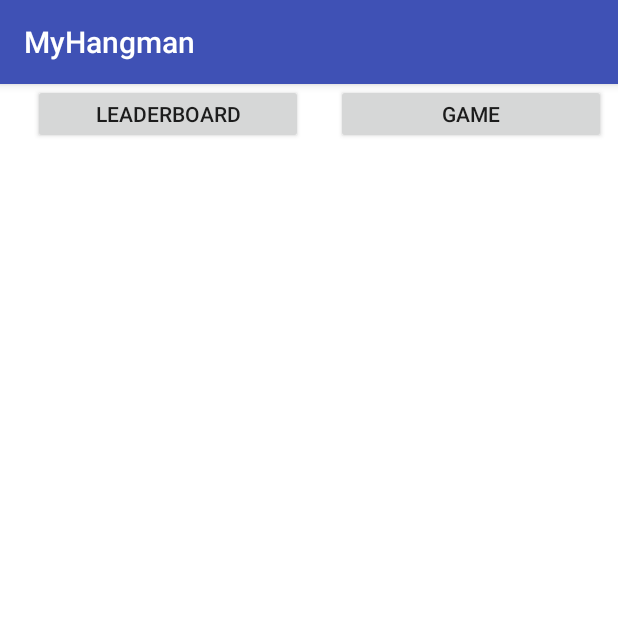
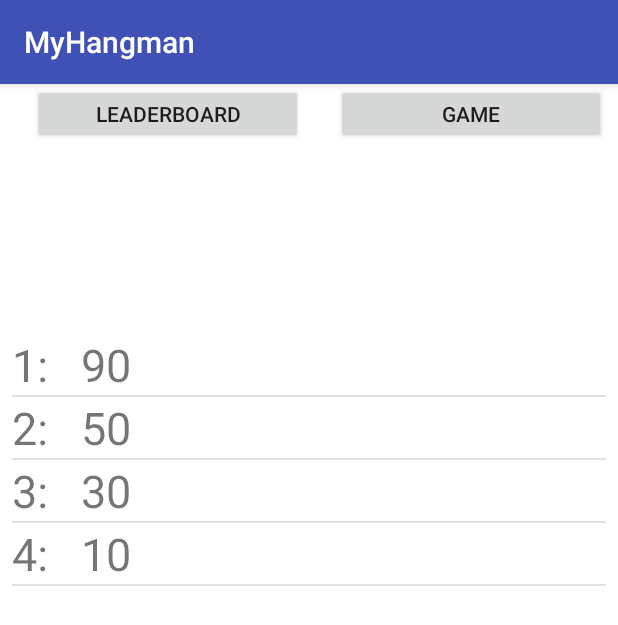
Before and after one commit to kirasm/HangmanApp, an Android app: the screen it shows after launch (MainActivity), after a tap on "LEADERBOARD", on a phone screen of 412 x 824 dp. Shown: the top 625 px of the screen. Run offline under Robolectric (Android 15) with nearby library versions, the phone set to English and light mode, and no system bars.

Commit message:
Score almost implemented

```diff
--- a/app/src/main/java/com/example/rasmus/myhangman/LeaderboardFragment.java
+++ b/app/src/main/java/com/example/rasmus/myhangman/LeaderboardFragment.java
@@ -5,6 +5,13 @@ import android.os.Bundle;
 import android.view.LayoutInflater;
 import android.view.View;
 import android.view.ViewGroup;
+import android.widget.ArrayAdapter;
+import android.widget.ListView;
+import android.widget.SearchView;
+
+import java.util.ArrayList;
+import java.util.Arrays;
+import java.util.Collections;
 
 /**
  * Created by Rasmus-Laptop on 06/11/2017.
@@ -12,10 +19,24 @@ import android.view.ViewGroup;
 
 public class LeaderboardFragment extends Fragment {
 
-    public View onCreateView(LayoutInflater inflater, ViewGroup container,
-                             Bundle savedInstanceState) {
+    public View onCreateView(LayoutInflater inflater, ViewGroup container, Bundle savedInstanceState) {
         // Inflate the layout for this fragment
         View v = inflater.inflate(R.layout.leaderboard_fragment, container, false);
+
+        ListView list = (ListView) v.findViewById(R.id.leaderboard_listview);
+        final String[] stringArray = getResources().getStringArray(R.array.highscores);
+        ArrayList<String> stringArrayList = new ArrayList<>(Arrays.asList(stringArray));
+        Collections.sort(stringArrayList);
+        Collections.reverse(stringArrayList);
+        String[] sortedArray = stringArrayList.toArray(new String[0]);
+        String[] sortedPresentableArray = new String[sortedArray.length];
+        int i = 0;
+        for (String score : sortedArray) {
+            sortedPresentableArray[i] = i+1 + ":   " + score;
+            i++;
+        }
+        final ArrayAdapter<String> aa = new ArrayAdapter(container.getContext(), R.layout.list_item, R.id.text, sortedPresentableArray);
+        list.setAdapter(aa);
 
         return v;
     }
--- a/app/src/main/res/layout/leaderboard_fragment.xml
+++ b/app/src/main/res/layout/leaderboard_fragment.xml
@@ -1,8 +1,15 @@
 <?xml version="1.0" encoding="utf-8"?>
 <android.support.constraint.ConstraintLayout xmlns:android="http://schemas.android.com/apk/res/android"
+    xmlns:app="http://schemas.android.com/apk/res-auto"
+    xmlns:tools="http://schemas.android.com/tools"
     android:layout_width="match_parent"
     android:layout_height="match_parent"
-    xmlns:tools="http://schemas.android.com/tools"
     tools:context="com.example.rasmus.myhangman.LeaderboardFragment">
 
+    <ListView
+        android:id="@+id/leaderboard_listview"
+        android:layout_width="412dp"
+        android:layout_height="513dp"
+        tools:layout_editor_absoluteX="0dp"
+        tools:layout_editor_absoluteY="0dp" />
 </android.support.constraint.ConstraintLayout>
--- /dev/null
+++ b/app/src/main/res/layout/list_item.xml
@@ -0,0 +1,9 @@
+<?xml version="1.0" encoding="utf-8"?>
+<LinearLayout xmlns:android="http://schemas.android.com/apk/res/android"
+    android:layout_width="match_parent" android:layout_height="match_parent">
+    <TextView
+        android:layout_width="match_parent"
+        android:layout_height="wrap_content"
+        android:id="@+id/text"
+        android:textSize="30dp"/>
+</LinearLayout>
--- a/app/src/main/res/values/words.xml
+++ b/app/src/main/res/values/words.xml
@@ -1,6 +1,6 @@
 <?xml version="1.0" encoding="utf-8"?>
 <resources>
-	<string-array name="brands">
+	<!--<string-array name="brands">
 	    <item>SAMSUNG</item>
 		<item>WHIRLPOOL</item>
 		<item>BURGERKING</item>
@@ -13,19 +13,26 @@
 		<item>REFRIDGERATOR</item>
 		<item>KEYBOARD</item>
 		<item>HOUSE</item>
-	</string-array>
+	</string-array> -->
 	<string-array name="movies">
-		<item>PULPFICTION</item>
+		<!--<item>PULPFICTION</item>
 		<item>JURASSICPARK</item>
         <item>FULLMETALJACKET</item>
-        <item>SCHINDLERSLIST</item>
+        <item>SCHINDLERSLIST</item> -->
         <item>STARWARS</item>
 	</string-array>
 
 	<string-array name="categories">
-		<item>brands</item>
-		<item>nouns</item>
+		<!--<item>brands</item>
+		<item>nouns</item> -->
 		<item>movies</item>
+	</string-array>
+
+	<string-array name="highscores">
+		<item>10</item>
+		<item>90</item>
+		<item>50</item>
+		<item>30</item>
 	</string-array>
 
 
```
Also changed, not shown: app/src/main/java/com/example/rasmus/myhangman/GameFragment.java (+61 -31 lines), app/src/main/res/drawable/blank_letter.xml (renamed from app/src/main/res/drawable/letter_background.xml).
